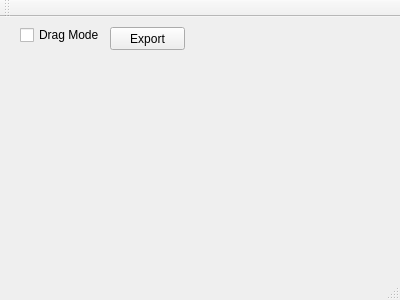
First picture: the form in mainwindow.ui, repository yuantailing/2-center, before the edit.
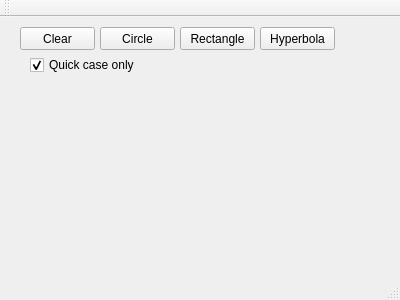
Second picture: the form after the edit.

Commit message: FIX problem points out of circles

What changed in the file:
```diff
--- a/mainwindow.ui
+++ b/mainwindow.ui
@@ -17,30 +17,72 @@
    <string>MainWindow</string>
   </property>
   <widget class="QWidget" name="centralWidget">
-   <widget class="QCheckBox" name="checkBoxDragMode">
+   <widget class="QPushButton" name="pushButtonClear">
     <property name="geometry">
      <rect>
       <x>20</x>
       <y>10</y>
-      <width>81</width>
+      <width>75</width>
+      <height>23</height>
+     </rect>
+    </property>
+    <property name="text">
+     <string>Clear</string>
+    </property>
+   </widget>
+   <widget class="QPushButton" name="pushButtonCircle">
+    <property name="geometry">
+     <rect>
+      <x>100</x>
+      <y>10</y>
+      <width>75</width>
+      <height>23</height>
+     </rect>
+    </property>
+    <property name="text">
+     <string>Circle</string>
+    </property>
+   </widget>
+   <widget class="QPushButton" name="pushButtonRectangle">
+    <property name="geometry">
+     <rect>
+      <x>180</x>
+      <y>10</y>
+      <width>75</width>
+      <height>23</height>
+     </rect>
+    </property>
+    <property name="text">
+     <string>Rectangle</string>
+    </property>
+   </widget>
+   <widget class="QPushButton" name="pushButtonHyperbola">
+    <property name="geometry">
+     <rect>
+      <x>260</x>
+      <y>10</y>
+      <width>75</width>
+      <height>23</height>
+     </rect>
+    </property>
+    <property name="text">
+     <string>Hyperbola</string>
+    </property>
+   </widget>
+   <widget class="QCheckBox" name="checkBoxQuick">
+    <property name="geometry">
+     <rect>
+      <x>30</x>
+      <y>40</y>
+      <width>121</width>
       <height>16</height>
      </rect>
     </property>
     <property name="text">
-     <string>Drag Mode</string>
+     <string>Quick case only</string>
     </property>
-   </widget>
-   <widget class="QPushButton" name="pushButtonExportPoints">
-    <property name="geometry">
-     <rect>
-      <x>110</x>
-      <y>10</y>
-      <width>75</width>
-      <height>23</height>
-     </rect>
-    </property>
-    <property name="text">
-     <string>Export</string>
+    <property name="checked">
+     <bool>true</bool>
     </property>
    </widget>
   </widget>
```
The commit also changes 7 other files.
